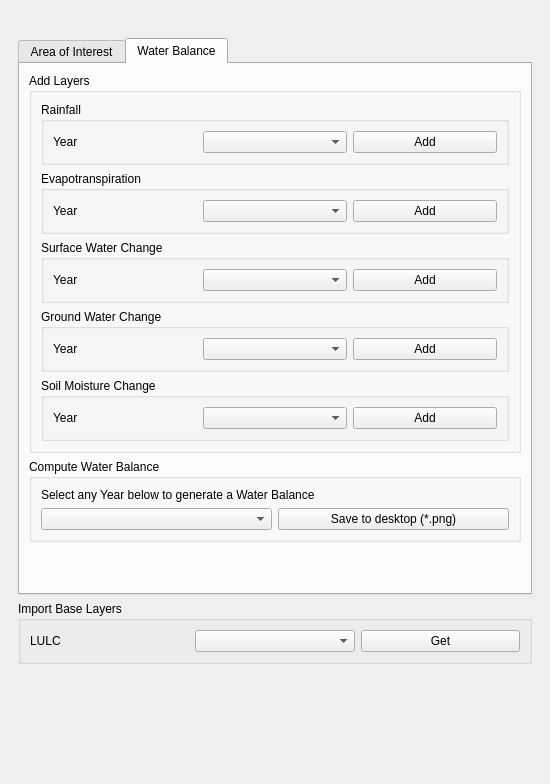
Before: the Qt Designer form rw_dockwidget_base_trial_tabs.ui in atreebangalore/jaltol, drawn with Qt 5.
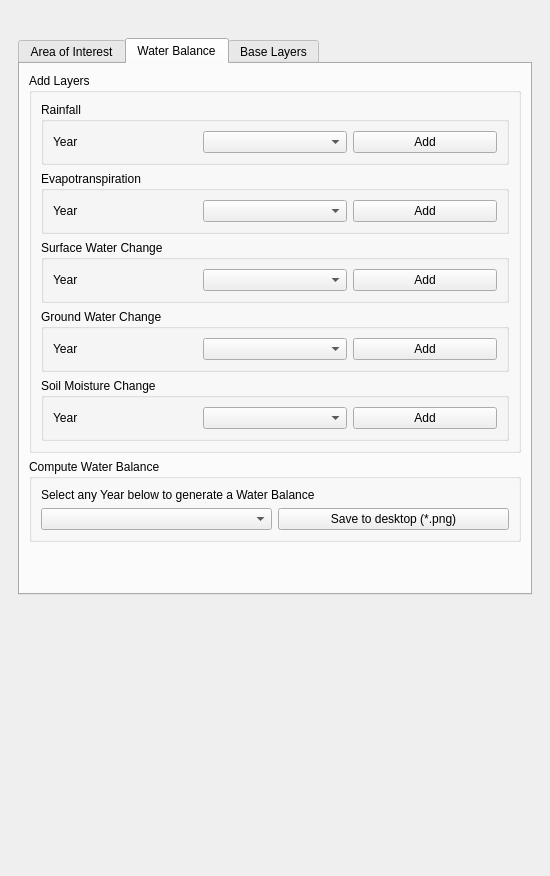
After: the same form once the commit is applied. The open tabs and pages were chosen to show the change. Custom widgets are drawn as their Qt base class.

Commit message: added new tabs format for UI

```diff
--- a/rw_dockwidget_base_trial_tabs.ui
+++ b/rw_dockwidget_base_trial_tabs.ui
@@ -7,7 +7,7 @@
     <x>0</x>
     <y>0</y>
     <width>550</width>
-    <height>784</height>
+    <height>876</height>
    </rect>
   </property>
   <property name="windowTitle">
@@ -16,14 +16,14 @@
   <widget class="QWidget" name="dockWidgetContents">
    <property name="minimumSize">
     <size>
-     <width>450</width>
+     <width>0</width>
      <height>0</height>
     </size>
    </property>
    <property name="maximumSize">
     <size>
-     <width>550</width>
-     <height>850</height>
+     <width>16777215</width>
+     <height>16777215</height>
     </size>
    </property>
    <layout class="QVBoxLayout" name="verticalLayout_5">
@@ -42,6 +42,18 @@
        </item>
        <item>
         <widget class="QTabWidget" name="tabWidget">
+         <property name="sizePolicy">
+          <sizepolicy hsizetype="Preferred" vsizetype="Fixed">
+           <horstretch>0</horstretch>
+           <verstretch>0</verstretch>
+          </sizepolicy>
+         </property>
+         <property name="maximumSize">
+          <size>
+           <width>16777215</width>
+           <height>16777215</height>
+          </size>
+         </property>
          <property name="currentIndex">
           <number>1</number>
          </property>
@@ -420,19 +432,16 @@
            </item>
           </layout>
          </widget>
-        </widget>
-       </item>
-       <item>
-        <widget class="QgsCollapsibleGroupBox" name="mGroupBox">
+         <widget class="QWidget" name="tab_baselayers">
          <property name="sizePolicy">
-          <sizepolicy hsizetype="Preferred" vsizetype="Fixed">
+           <sizepolicy hsizetype="Preferred" vsizetype="Preferred">
            <horstretch>0</horstretch>
            <verstretch>0</verstretch>
           </sizepolicy>
          </property>
-         <property name="title">
-          <string>Import Base Layers</string>
-         </property>
+          <attribute name="title">
+           <string>Base Layers</string>
+          </attribute>
          <layout class="QVBoxLayout" name="verticalLayout">
           <item>
            <layout class="QHBoxLayout" name="horizontalLayout_2">
@@ -461,9 +470,6 @@
             </item>
            </layout>
           </item>
-         </layout>
-        </widget>
-       </item>
        <item>
         <spacer name="verticalSpacer_3">
          <property name="orientation">
@@ -477,17 +483,21 @@
          </property>
         </spacer>
        </item>
+          </layout>
+         </widget>
+        </widget>
+       </item>
+      </layout>
+     </widget>
+    </item>
        <item>
-        <widget class="QDialogButtonBox" name="buttonBox">
-         <property name="orientation">
-          <enum>Qt::Horizontal</enum>
-         </property>
-         <property name="standardButtons">
-          <set>QDialogButtonBox::NoButton</set>
-         </property>
-        </widget>
-       </item>
-      </layout>
+     <widget class="QgsMessageBar" name="msgBar">
+      <property name="sizePolicy">
+       <sizepolicy hsizetype="Preferred" vsizetype="Preferred">
+        <horstretch>0</horstretch>
+        <verstretch>0</verstretch>
+       </sizepolicy>
+      </property>
      </widget>
     </item>
    </layout>
@@ -500,6 +510,12 @@
    <header>qgscollapsiblegroupbox.h</header>
    <container>1</container>
   </customwidget>
+  <customwidget>
+   <class>QgsMessageBar</class>
+   <extends>QFrame</extends>
+   <header>qgis.gui</header>
+   <container>1</container>
+  </customwidget>
  </customwidgets>
  <resources>
   <include location="resources/resources.qrc"/>
```
Left out of the diff: 104 changed lines with no effect on the pictures. Lines whose indentation alone changed are shown as unchanged. The commit also changes 2 other files.
